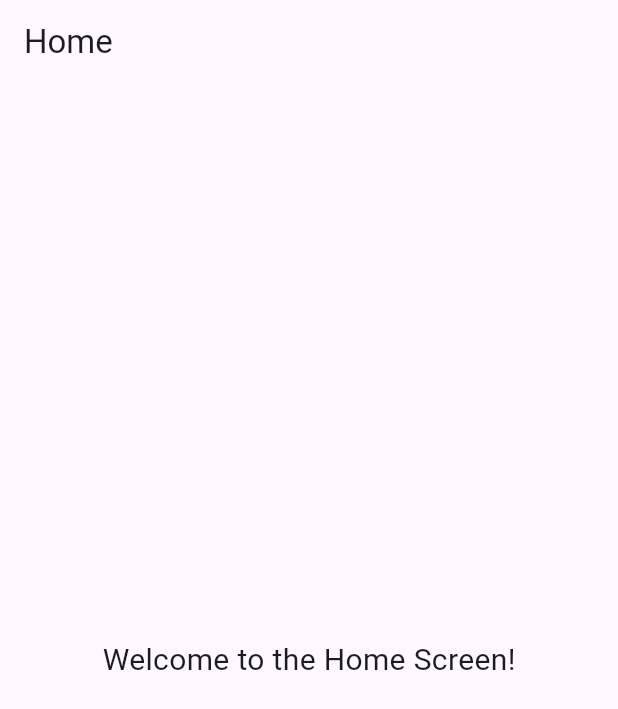
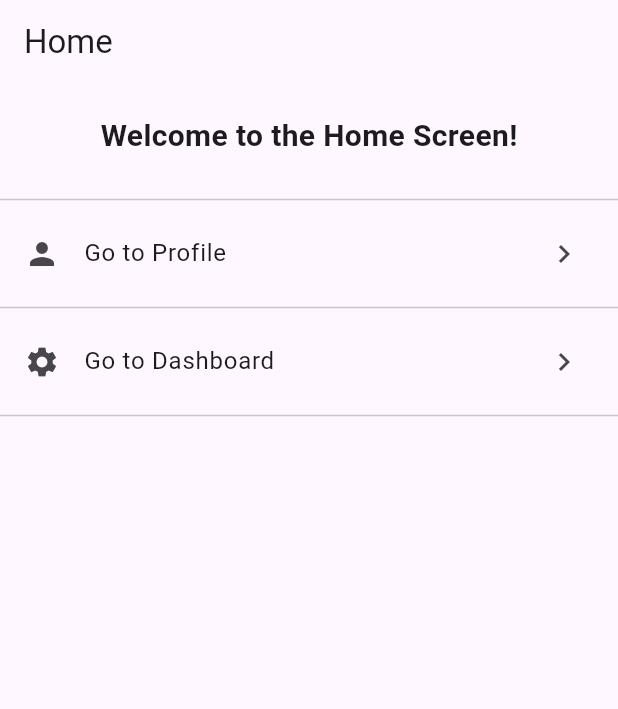
Before and after one commit to Thanaphum-6510110194/G6-Health-Tracking, a Flutter app: the HomeScreen screen opened directly, on a phone screen of 412 x 824 dp. Shown: the top 709 px of the screen. Run offline on Flutter 3.47's test engine with Material 3 defaults, Android fonts, the light colour scheme and no system bars; our stand-ins replace firebase_auth, firebase_core; accounts and stored records are empty.

Commit message:
Home: add button for link another page

```diff
--- a/lib/screens/home_screen.dart
+++ b/lib/screens/home_screen.dart
@@ -1,4 +1,6 @@
 import 'package:flutter/material.dart';
+import 'profile_page.dart';
+import 'dashboard.dart';
 
 class HomeScreen extends StatelessWidget {
   const HomeScreen({super.key});
@@ -9,11 +11,52 @@ class HomeScreen extends StatelessWidget {
       appBar: AppBar(
         title: const Text('Home'),
       ),
-      body: const Center(
-        child: Text(
-          'Welcome to the Home Screen!',
-          style: TextStyle(fontSize: 20),
-        ),
+
+      body: Column(
+        children: [
+
+          const Padding(
+            padding: EdgeInsets.all(20.0),
+            child: Text(
+              'Welcome to the Home Screen!',
+              style: TextStyle(fontSize: 20, fontWeight: FontWeight.bold),
+            ),
+          ),
+          const Divider(),
+
+          Expanded(
+            child: ListView(
+              children: <Widget>[
+
+                ListTile(
+                  leading: const Icon(Icons.person),
+                  title: const Text('Go to Profile'),
+                  trailing: const Icon(Icons.chevron_right),
+                  onTap: () {
+                    Navigator.push(
+                      context,
+                      MaterialPageRoute(builder: (context) => const BasicProfileScreen()),
+                    );
+                  },
+                ),
+                const Divider(),
+
+                ListTile(
+                  leading: const Icon(Icons.settings),
+                  title: const Text('Go to Dashboard'),
+                  trailing: const Icon(Icons.chevron_right),
+                  onTap: () {
+                    Navigator.push(
+                      context,
+                      MaterialPageRoute(builder: (context) => const DashboardScreen()),
+                    );
+                  },
+                ),
+                const Divider(),
+              ],
+            ),
+          ),
+        ],
       ),
     );
   }
```
